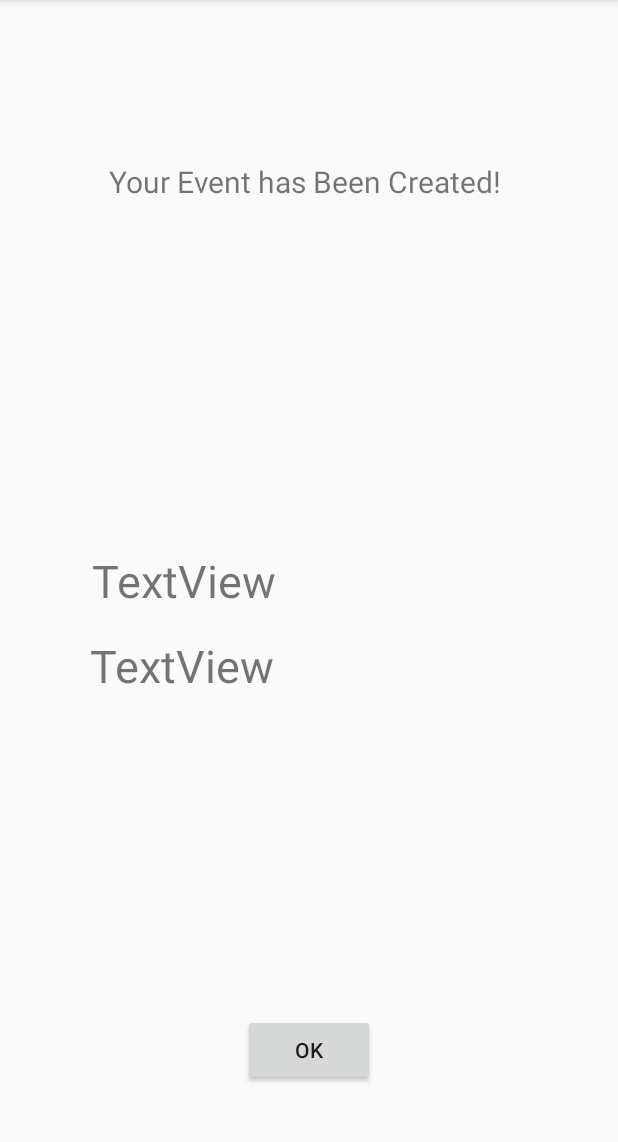
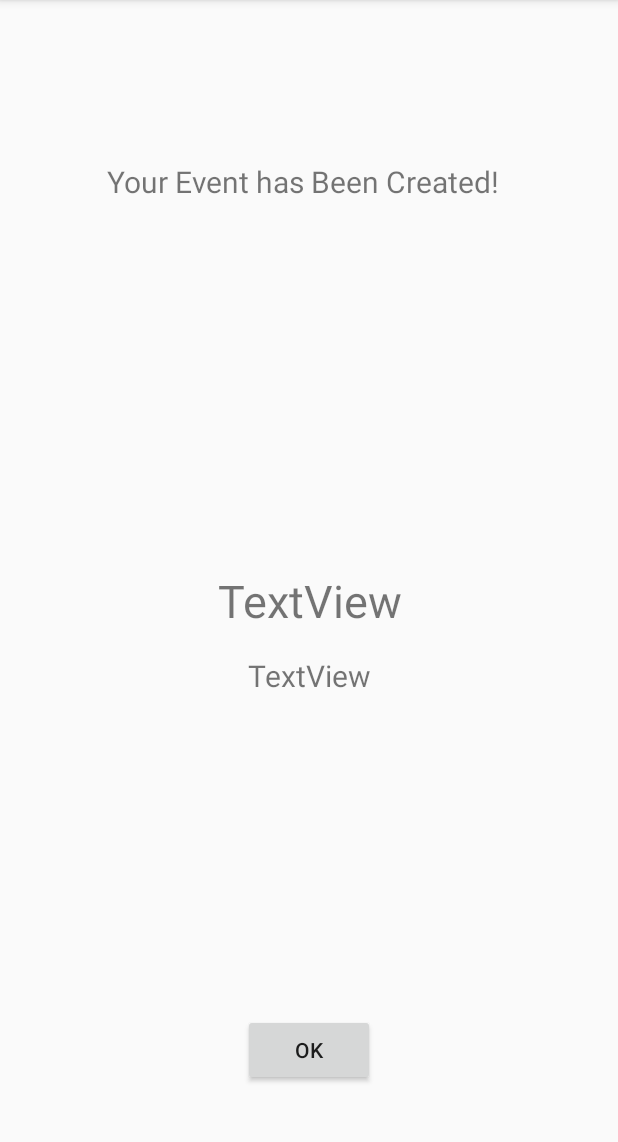
Before and after one commit to MrinaliniU/Civitas, an Android app: the DashBoard screen opened directly, with no data from a screen before it, on a phone screen of 412 x 824 dp, the part 84-1226 px from its top. Run offline under Robolectric (Android 15) with nearby library versions, the phone set to English and light mode, and no system bars; 1 statement that could not run was skipped.

Commit message:
to add u

```diff
--- a/app/src/main/res/layout/activity_dash_board.xml
+++ b/app/src/main/res/layout/activity_dash_board.xml
@@ -22,20 +22,18 @@
 
     <TextView
         android:id="@+id/event"
-        android:layout_width="wrap_content"
+        android:layout_width="match_parent"
         android:layout_height="wrap_content"
-        android:layout_marginStart="24dp"
-        android:layout_marginEnd="191dp"
         android:layout_marginBottom="16dp"
         android:text="TextView"
+        android:textAlignment="center"
         android:textSize="30sp"
         app:layout_constraintBottom_toTopOf="@+id/location"
-        app:layout_constraintEnd_toEndOf="parent"
-        app:layout_constraintStart_toStartOf="parent" />
+        tools:layout_editor_absoluteX="24dp" />
 
     <TextView
         android:id="@+id/Message"
-        android:layout_width="wrap_content"
+        android:layout_width="match_parent"
         android:layout_height="wrap_content"
         android:layout_marginStart="71dp"
         android:layout_marginTop="107dp"
@@ -48,15 +46,13 @@
 
     <TextView
         android:id="@+id/location"
-        android:layout_width="wrap_content"
+        android:layout_width="match_parent"
         android:layout_height="wrap_content"
-        android:layout_marginStart="24dp"
-        android:layout_marginEnd="193dp"
         android:layout_marginBottom="212dp"
         android:text="TextView"
-        android:textSize="30sp"
+        android:textAlignment="center"
+        android:textSize="20sp"
         app:layout_constraintBottom_toTopOf="@+id/button"
-        app:layout_constraintEnd_toEndOf="parent"
-        app:layout_constraintStart_toStartOf="parent" />
+        tools:layout_editor_absoluteX="24dp" />
 
 </android.support.constraint.ConstraintLayout>
```
